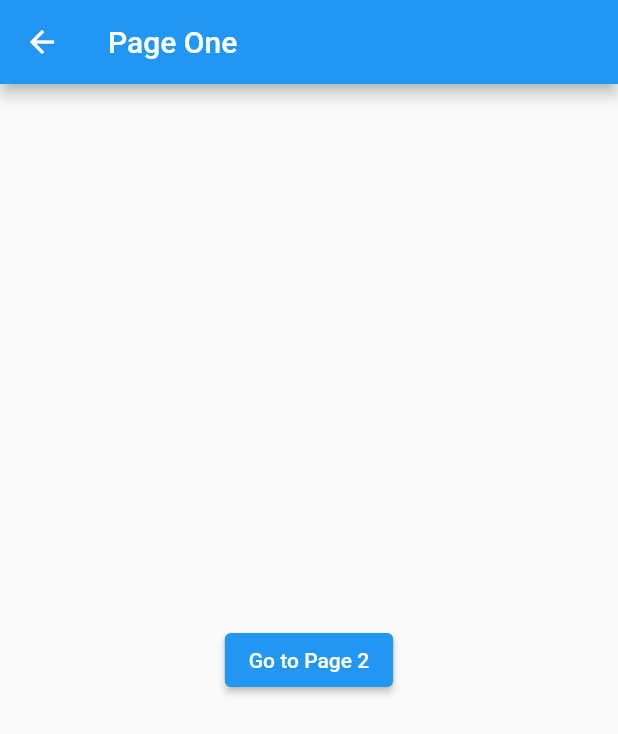
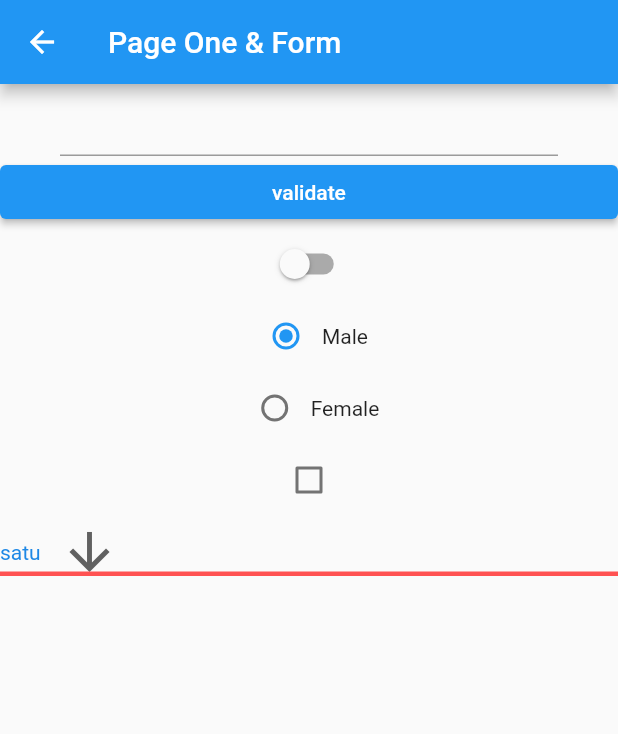
Before and after one commit to LordRedsky/flutter_basic, a Flutter app: the PageOne screen opened directly, on a phone screen of 412 x 824 dp. Shown: the top 734 px of the screen. Run offline on Flutter 3.47's test engine with Material 2 defaults, Android fonts, the phone set to English and light mode, and no system bars.

Commit message:
belajar form widget

```diff
--- a/lib/main.dart
+++ b/lib/main.dart
@@ -16,7 +16,7 @@ class MyApp extends StatelessWidget {
       title: 'Flutter Demo',
       theme: ThemeData(),
       // home: const PageOne(),
-      initialRoute: '/',
+      initialRoute: '/second',
       routes: {
         '/': (context) => const PageOne(),
         '/second': (context) => const PageTwo(
--- a/lib/pages/page_one.dart
+++ b/lib/pages/page_one.dart
@@ -1,5 +1,5 @@
 import 'package:flutter/material.dart';
-import 'package:flutter_widget_ui/pages/page_two.dart';
+// import 'package:flutter_widget_ui/pages/page_two.dart';
 
 class PageOne extends StatefulWidget {
   const PageOne({super.key});
@@ -9,30 +9,157 @@ class PageOne extends StatefulWidget {
 }
 
 class _PageOneState extends State<PageOne> {
+  var selected = 'satu';
+  final dropdownList = <String>[
+    'satu',
+    'dua',
+    'tiga',
+    'empat',
+    'lima',
+  ];
+  var isChecked = false;
+  var sex = 'male';
+  var isOn = false;
+  final _globalKey = GlobalKey<FormState>();
+
   @override
   Widget build(BuildContext context) {
     return Scaffold(
       appBar: AppBar(
-        title: const Text('Page One'),
+        title: const Text('Page One & Form'),
       ),
-      body: Center(
-        child: ElevatedButton(
-          onPressed: () {
-            // Navigator.push(
-            //   context,
-            //   MaterialPageRoute(
-            //     builder: (context) {
-            //       return const PageTwo(
-            //         text: 'Welcome Red!',
-            //       );
-            //     },
-            //   ),
-            // );
-            Navigator.pushNamed(context, '/second');
-          },
-          child: const Text('Go to Page 2'),
-        ),
+      body: ListView(
+        children: [
+          Padding(
+            padding: const EdgeInsets.symmetric(horizontal: 40),
+            child: Form(
+              key: _globalKey,
+              child: TextFormField(
+                validator: (value) {
+                  if (value == null || value.isEmpty) {
+                    return 'isi ini dulu ya';
+                  }
+                  return null;
+                },
+              ),
+            ),
+          ),
+          ElevatedButton(
+            onPressed: () {
+              _globalKey.currentState!.validate();
+            },
+            child: const Text('validate'),
+          ),
+          Switch(
+            value: isOn,
+            onChanged: (bool? val) {
+              if (val != null) {
+                setState(() {
+                  isOn = val;
+                });
+              }
+            },
+          ),
+          Row(
+            mainAxisAlignment: MainAxisAlignment.center,
+            children: [
+              Radio(
+                value: 'male',
+                groupValue: sex,
+                onChanged: (String? val) {
+                  setState(
+                    () {
+                      if (val != null) {
+                        sex = val;
+                      }
+                    },
+                  );
+                },
+              ),
+              const Text('Male')
+            ],
+          ),
+          Row(
+            mainAxisAlignment: MainAxisAlignment.center,
+            children: [
+              Radio(
+                value: 'female',
+                groupValue: sex,
+                onChanged: (String? val) {
+                  setState(
+                    () {
+                      if (val != null) {
+                        sex = val;
+                      }
+                    },
+                  );
+                },
+              ),
+              const Text('Female')
+            ],
+          ),
+          Checkbox(
+            value: isChecked,
+            activeColor: Colors.deepOrange,
+            onChanged: (val) {
+              setState(
+                () {
+                  if (val != null) {
+                    isChecked = val;
+                  }
+                },
+              );
+            },
+          ),
+          DropdownButton(
+            value: selected,
+            icon: const Icon(Icons.arrow_downward),
+            iconSize: 40,
+            style: TextStyle(
+              color: Colors.blue[600],
+            ),
+            underline: Container(
+              decoration: const BoxDecoration(
+                border: Border(
+                  bottom: BorderSide(
+                    color: Colors.redAccent,
+                    width: 3,
+                  ),
+                ),
+              ),
+            ),
+            items: dropdownList
+                .map((e) => DropdownMenuItem(value: e, child: Text(e)))
+                .toList(),
+            onChanged: (String? val) {
+              setState(() {
+                if (val != null) {
+                  selected = val;
+                }
+              });
+            },
+          )
+        ],
       ),
     );
   }
 }
+
+// Center(
+//         child: ElevatedButton(
+//           onPressed: () {
+//             // Navigator.push(
+//             //   context,
+//             //   MaterialPageRoute(
+//             //     builder: (context) {
+//             //       return const PageTwo(
+//             //         text: 'Welcome Red!',
+//             //       );
+//             //     },
+//             //   ),
+//             // );
+//             Navigator.pushNamed(context, '/second');
+//           },
+//           child: const Text('Go to Page 2'),
+//         ),
+//       ),
--- a/lib/pages/page_two.dart
+++ b/lib/pages/page_two.dart
@@ -24,11 +24,10 @@ class _PageTwoState extends State<PageTwo> {
           onPressed: () {
             Navigator.pop(context);
           },
-          child: Column(
+          child: const Column(
             mainAxisSize: MainAxisSize.min,
             children: [
-              const Text('Go to Page 1'),
-              Text(widget.text),
+              Text('Go to Page 1'),
             ],
           ),
         ),
```
